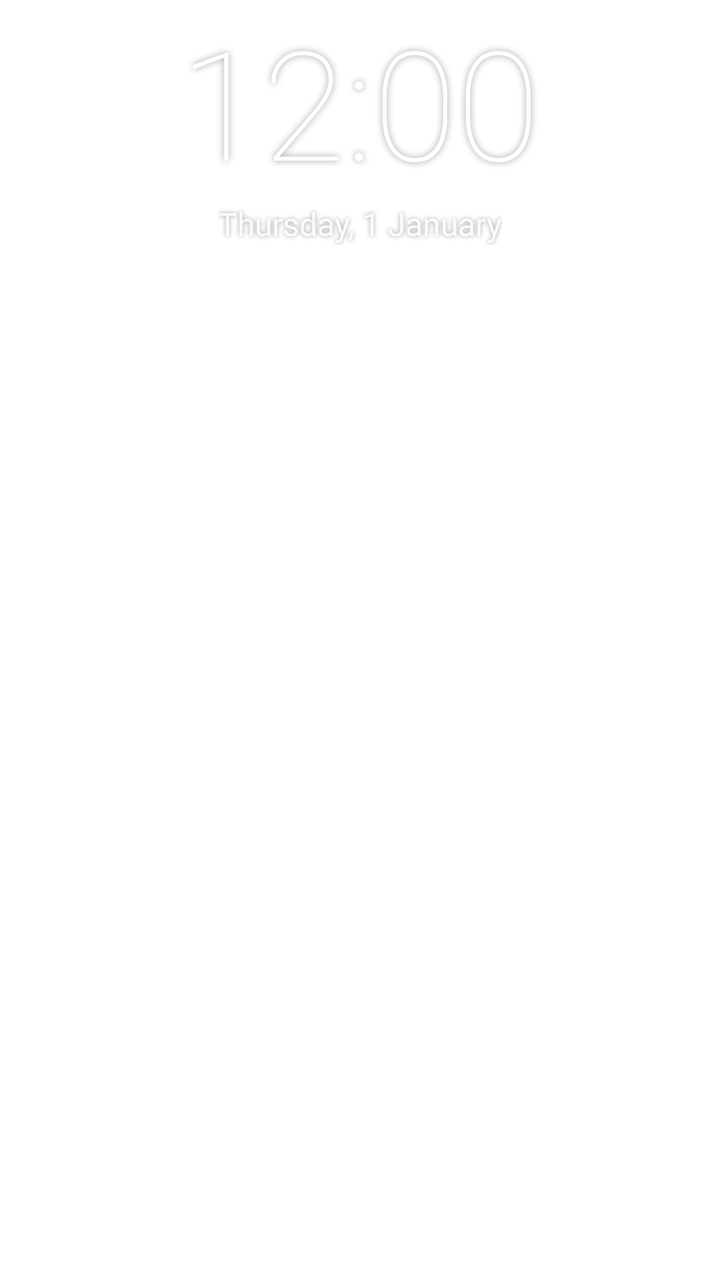
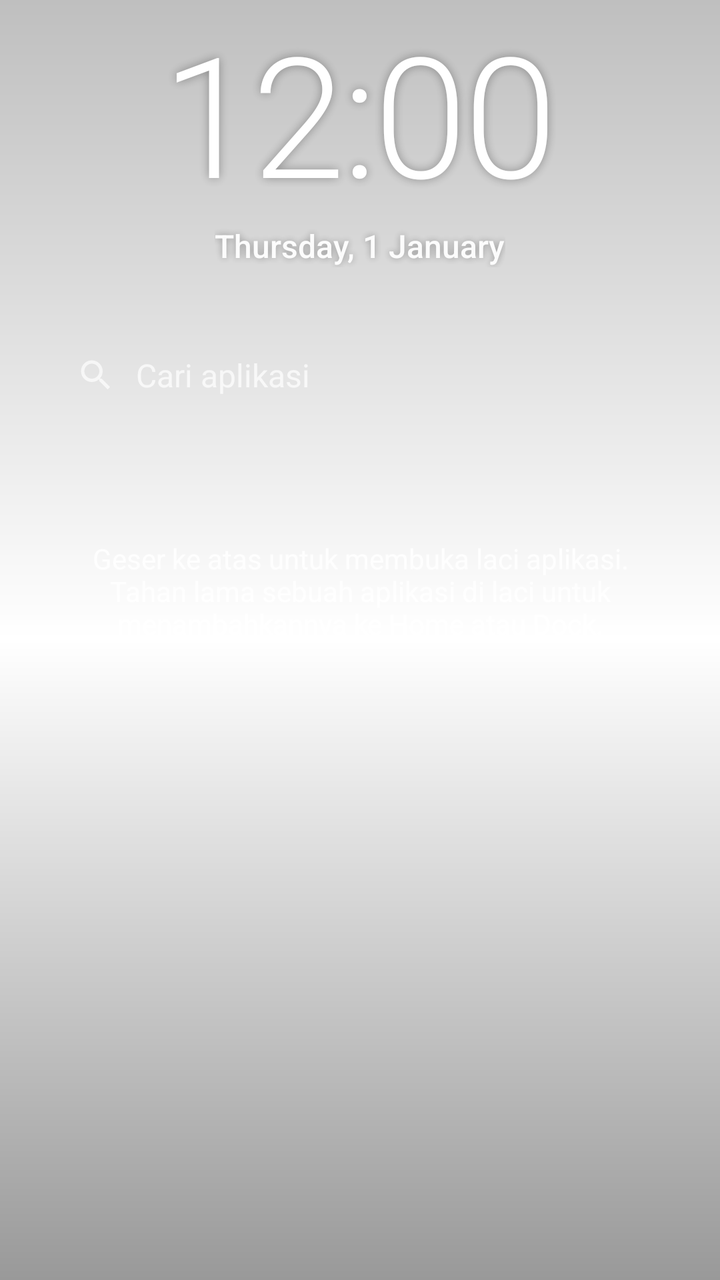

An Android layout rendered at two revisions. The XML below is the earlier revision; the diff shows what the commit changed to produce the second picture.
<!-- AndroidManifest.xml: application theme Theme.Smooth -->
<!-- res/layout/activity_main.xml -->
<?xml version="1.0" encoding="utf-8"?>
<FrameLayout xmlns:android="http://schemas.android.com/apk/res/android"
    android:id="@+id/root" android:layout_width="match_parent" android:layout_height="match_parent">

    <LinearLayout
        android:id="@+id/home" android:layout_width="match_parent" android:layout_height="match_parent"
        android:orientation="vertical">

        <TextClock
            android:id="@+id/clock" android:layout_width="wrap_content" android:layout_height="wrap_content"
            android:layout_gravity="center_horizontal" android:format12Hour="h:mm" android:format24Hour="HH:mm"
            android:fontFamily="sans-serif-thin" android:textColor="#FFFFFF" android:textSize="76sp"
            android:shadowColor="#66000000" android:shadowRadius="8" />

        <TextClock
            android:id="@+id/date" android:layout_width="wrap_content" android:layout_height="wrap_content"
            android:layout_gravity="center_horizontal" android:format12Hour="EEEE, d MMMM" android:format24Hour="EEEE, d MMMM"
            android:textColor="#E6FFFFFF" android:textSize="16sp"
            android:shadowColor="#66000000" android:shadowRadius="6" />

        <TextView
            android:id="@+id/searchBar" android:layout_width="match_parent" android:layout_height="48dp"
            android:layout_marginStart="16dp" android:layout_marginEnd="16dp" android:layout_marginTop="24dp"
            android:gravity="center_vertical" android:paddingStart="20dp" android:paddingEnd="20dp"
            android:text="Cari aplikasi" android:textColor="#B3FFFFFF" android:textSize="16sp" />

        <TextView
            android:id="@+id/hint" android:layout_width="match_parent" android:layout_height="wrap_content"
            android:layout_marginTop="32dp" android:gravity="center" android:padding="24dp"
            android:text="Geser ke atas untuk membuka laci aplikasi.\nTahan lama sebuah aplikasi di laci untuk menambahkannya ke Home atau Dock."
            android:textColor="#CCFFFFFF" android:textSize="14sp" />

        <androidx.recyclerview.widget.RecyclerView
            android:id="@+id/favorites" android:layout_width="match_parent" android:layout_height="0dp"
            android:layout_weight="1" android:layout_marginTop="16dp"
            android:clipToPadding="false" android:overScrollMode="never" />

        <androidx.recyclerview.widget.RecyclerView
            android:id="@+id/dock" android:layout_width="wrap_content" android:layout_height="wrap_content"
            android:layout_gravity="center_horizontal" android:layout_marginBottom="8dp"
            android:padding="8dp" android:overScrollMode="never" />
    </LinearLayout>

    <LinearLayout
        android:id="@+id/drawer" android:layout_width="match_parent" android:layout_height="match_parent"
        android:orientation="vertical" android:visibility="invisible">

        <EditText
            android:id="@+id/query" android:layout_width="match_parent" android:layout_height="48dp"
            android:layout_margin="12dp" android:paddingStart="16dp" android:paddingEnd="16dp"
            android:hint="Cari aplikasi" android:imeOptions="actionGo" android:singleLine="true"
            android:importantForAutofill="no" android:inputType="text|textNoSuggestions" android:textSize="16sp" />

        <androidx.recyclerview.widget.RecyclerView
            android:id="@+id/grid" android:layout_width="match_parent" android:layout_height="0dp"
            android:layout_weight="1" android:clipToPadding="false" android:overScrollMode="ifContentScrolls" />
    </LinearLayout>
</FrameLayout>
<!-- resources referenced by this layout -->
<resources>
  <style name="Theme.Smooth" parent="android:Theme.DeviceDefault.NoActionBar">
          <item name="android:windowShowWallpaper">true</item>
          <item name="android:windowIsTranslucent">true</item>
          <item name="android:windowBackground">@android:color/transparent</item>
          <item name="android:windowNoTitle">true</item>
      </style>
</resources>

<!-- the commit's change to res/layout/activity_main.xml (unified diff, before → after) -->
@@ -1,6 +1,7 @@
 <?xml version="1.0" encoding="utf-8"?>
 <FrameLayout xmlns:android="http://schemas.android.com/apk/res/android"
-    android:id="@+id/root" android:layout_width="match_parent" android:layout_height="match_parent">
+    android:id="@+id/root" android:layout_width="match_parent" android:layout_height="match_parent"
+    android:background="@drawable/scrim">
 
     <LinearLayout
         android:id="@+id/home" android:layout_width="match_parent" android:layout_height="match_parent"
@@ -9,19 +10,20 @@
         <TextClock
             android:id="@+id/clock" android:layout_width="wrap_content" android:layout_height="wrap_content"
             android:layout_gravity="center_horizontal" android:format12Hour="h:mm" android:format24Hour="HH:mm"
-            android:fontFamily="sans-serif-thin" android:textColor="#FFFFFF" android:textSize="76sp"
-            android:shadowColor="#66000000" android:shadowRadius="8" />
+            android:fontFamily="sans-serif-light" android:textColor="#FFFFFF" android:textSize="84sp"
+            android:letterSpacing="-0.02" android:shadowColor="#55000000" android:shadowRadius="12" />
 
         <TextClock
             android:id="@+id/date" android:layout_width="wrap_content" android:layout_height="wrap_content"
             android:layout_gravity="center_horizontal" android:format12Hour="EEEE, d MMMM" android:format24Hour="EEEE, d MMMM"
-            android:textColor="#E6FFFFFF" android:textSize="16sp"
-            android:shadowColor="#66000000" android:shadowRadius="6" />
+            android:fontFamily="sans-serif-medium" android:textColor="#F2FFFFFF" android:textSize="16sp"
+            android:shadowColor="#55000000" android:shadowRadius="8" />
 
         <TextView
-            android:id="@+id/searchBar" android:layout_width="match_parent" android:layout_height="48dp"
-            android:layout_marginStart="16dp" android:layout_marginEnd="16dp" android:layout_marginTop="24dp"
-            android:gravity="center_vertical" android:paddingStart="20dp" android:paddingEnd="20dp"
+            android:id="@+id/searchBar" android:layout_width="match_parent" android:layout_height="52dp"
+            android:layout_marginStart="20dp" android:layout_marginEnd="20dp" android:layout_marginTop="28dp"
+            android:gravity="center_vertical" android:paddingStart="18dp" android:paddingEnd="20dp"
+            android:drawableStart="@drawable/ic_search" android:drawablePadding="10dp" android:drawableTint="#B3FFFFFF"
             android:text="Cari aplikasi" android:textColor="#B3FFFFFF" android:textSize="16sp" />
 
         <TextView
@@ -32,27 +34,31 @@
 
         <androidx.recyclerview.widget.RecyclerView
             android:id="@+id/favorites" android:layout_width="match_parent" android:layout_height="0dp"
-            android:layout_weight="1" android:layout_marginTop="16dp"
+            android:layout_weight="1" android:layout_marginTop="20dp"
             android:clipToPadding="false" android:overScrollMode="never" />
 
         <androidx.recyclerview.widget.RecyclerView
             android:id="@+id/dock" android:layout_width="wrap_content" android:layout_height="wrap_content"
             android:layout_gravity="center_horizontal" android:layout_marginBottom="8dp"
-            android:padding="8dp" android:overScrollMode="never" />
+            android:padding="10dp" android:overScrollMode="never" />
     </LinearLayout>
 
     <LinearLayout
         android:id="@+id/drawer" android:layout_width="match_parent" android:layout_height="match_parent"
         android:orientation="vertical" android:visibility="invisible">
 
+        <View
+            android:id="@+id/grabber" android:layout_width="40dp" android:layout_height="5dp"
+            android:layout_gravity="center_horizontal" android:background="@drawable/grabber" />
+
         <EditText
             android:id="@+id/query" android:layout_width="match_parent" android:layout_height="48dp"
-            android:layout_margin="12dp" android:paddingStart="16dp" android:paddingEnd="16dp"
+            android:layout_margin="14dp" android:paddingStart="18dp" android:paddingEnd="18dp"
             android:hint="Cari aplikasi" android:imeOptions="actionGo" android:singleLine="true"
             android:importantForAutofill="no" android:inputType="text|textNoSuggestions" android:textSize="16sp" />
 
         <androidx.recyclerview.widget.RecyclerView
             android:id="@+id/grid" android:layout_width="match_parent" android:layout_height="0dp"
-            android:layout_weight="1" android:clipToPadding="false" android:overScrollMode="ifContentScrolls" />
+            android:layout_weight="1" android:clipToPadding="false" android:overScrollMode="never" />
     </LinearLayout>
 </FrameLayout>
<!-- resource entries referenced after the edit -->
@@ -1,5 +1,19 @@
 <!-- resources referenced by this layout -->
 <resources>
+  <!-- drawable grabber (drawable) -->
+  <shape xmlns:android="http://schemas.android.com/apk/res/android" android:shape="rectangle">
+      <solid android:color="#66808080" />
+      <corners android:radius="3dp" />
+  </shape>
+  <!-- drawable ic_search (drawable) -->
+  <vector xmlns:android="http://schemas.android.com/apk/res/android"
+      android:width="20dp" android:height="20dp" android:viewportWidth="24" android:viewportHeight="24">
+      <path android:fillColor="#FFFFFFFF" android:pathData="M15.5,14h-0.79l-0.28,-0.27C15.41,12.59 16,11.11 16,9.5 16,5.91 13.09,3 9.5,3S3,5.91 3,9.5 5.91,16 9.5,16c1.61,0 3.09,-0.59 4.23,-1.57l0.27,0.28v0.79l5,4.99L20.49,19l-4.99,-5zM9.5,14C7,14 5,12 5,9.5S7,5 9.5,5 14,7 14,9.5 12,14 9.5,14z" />
+  </vector>
+  <!-- drawable scrim (drawable) -->
+  <shape xmlns:android="http://schemas.android.com/apk/res/android">
+      <gradient android:angle="270" android:startColor="#40000000" android:centerColor="#00000000" android:endColor="#66000000" />
+  </shape>
   <style name="Theme.Smooth" parent="android:Theme.DeviceDefault.NoActionBar">
           <item name="android:windowShowWallpaper">true</item>
           <item name="android:windowIsTranslucent">true</item>
